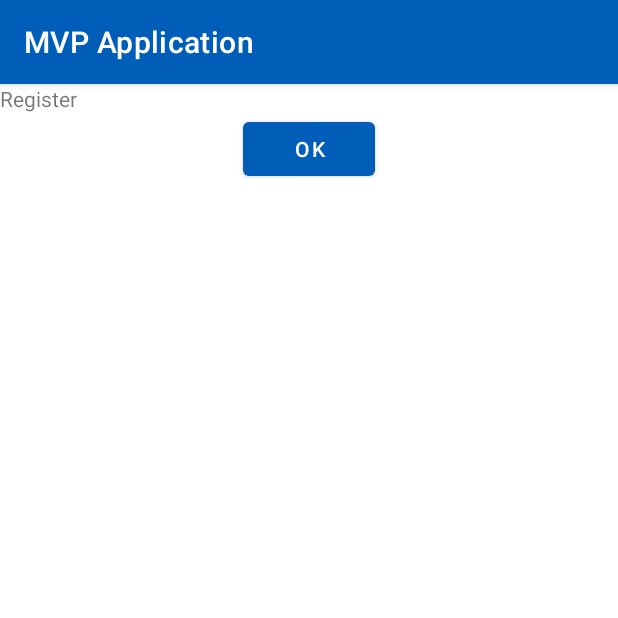
After one commit to Ram-adhan/android-mvp-basic, an Android app: the fragment RegisterFragment placed in its activity, on a phone screen of 412 x 824 dp, the top half of it. The commit adds this screen. Run offline under Robolectric (Android 15) with nearby library versions, the phone set to English and light mode, and no system bars.

Commit message:
add Register Fragment

```diff
--- a/app/src/main/java/com/example/mvpapplication/LoginFragment.kt
+++ b/app/src/main/java/com/example/mvpapplication/LoginFragment.kt
@@ -38,5 +38,9 @@ class LoginFragment: Fragment() {
         binding.btnLogin.setOnClickListener {
             loginInterface?.onClickLogin()
         }
+
+        binding.tvForgotPass.setOnClickListener {
+            loginInterface?.onClickForgot()
+        }
     }
 }
--- a/app/src/main/java/com/example/mvpapplication/MainActivity.kt
+++ b/app/src/main/java/com/example/mvpapplication/MainActivity.kt
@@ -6,11 +6,8 @@ import android.widget.Toast
 import androidx.fragment.app.FragmentTransaction
 import com.example.mvpapplication.databinding.ActivityMainBinding
 
-class MainActivity : AppCompatActivity(), LoginFragmentInterface {
+class MainActivity : AppCompatActivity(), LoginFragmentInterface, RegisterFragment.FragmentListener {
     private lateinit var binding: ActivityMainBinding
-    private val fragmentTransaction: FragmentTransaction by lazy {
-        supportFragmentManager.beginTransaction()
-    }
 
     override fun onCreate(savedInstanceState: Bundle?) {
         super.onCreate(savedInstanceState)
@@ -18,8 +15,8 @@ class MainActivity : AppCompatActivity(), LoginFragmentInterface {
         binding = ActivityMainBinding.inflate(layoutInflater)
         setContentView(binding.root)
 
-        fragmentTransaction
-            .add(binding.fragmentContainer.id, LoginFragment(), LoginFragment.TAG)
+        supportFragmentManager.beginTransaction()
+            .replace(binding.fragmentContainer.id, LoginFragment(), LoginFragment.TAG)
             .commit()
     }
 
@@ -28,6 +25,12 @@ class MainActivity : AppCompatActivity(), LoginFragmentInterface {
     }
 
     override fun onClickForgot() {
+        supportFragmentManager.beginTransaction()
+            .add(binding.fragmentContainer.id, RegisterFragment(), RegisterFragment.TAG)
+            .addToBackStack(null)
+            .commit()
+    }
 
+    override fun onClickConfirm() {
     }
 }
--- /dev/null
+++ b/app/src/main/java/com/example/mvpapplication/RegisterFragment.kt
@@ -0,0 +1,45 @@
+package com.example.mvpapplication
+
+import android.content.Context
+import android.os.Bundle
+import android.view.LayoutInflater
+import android.view.View
+import android.view.ViewGroup
+import androidx.fragment.app.Fragment
+import com.example.mvpapplication.databinding.LayoutRegisterBinding
+
+class RegisterFragment: Fragment() {
+    companion object {
+        const val TAG = "RegisterFragment"
+    }
+    private lateinit var binding: LayoutRegisterBinding
+    private var registerInterface: FragmentListener? = null
+
+    override fun onAttach(context: Context) {
+        super.onAttach(context)
+        if (context is FragmentListener) {
+            registerInterface = context
+        }
+    }
+
+    override fun onCreateView(
+        inflater: LayoutInflater,
+        container: ViewGroup?,
+        savedInstanceState: Bundle?
+    ): View? {
+        binding = LayoutRegisterBinding.inflate(inflater, container, false)
+        return binding.root
+    }
+
+    override fun onViewCreated(view: View, savedInstanceState: Bundle?) {
+        super.onViewCreated(view, savedInstanceState)
+        binding.btnConfirm.setOnClickListener {
+            registerInterface?.onClickConfirm()
+            requireActivity().supportFragmentManager.popBackStack()
+        }
+    }
+
+    interface FragmentListener {
+        fun onClickConfirm()
+    }
+}
--- /dev/null
+++ b/app/src/main/res/layout/layout_register.xml
@@ -0,0 +1,25 @@
+<?xml version="1.0" encoding="utf-8"?>
+<androidx.constraintlayout.widget.ConstraintLayout xmlns:android="http://schemas.android.com/apk/res/android"
+    android:layout_width="match_parent"
+    android:layout_height="match_parent"
+    android:background="@color/white"
+    xmlns:app="http://schemas.android.com/apk/res-auto">
+
+    <TextView
+        android:id="@+id/tvRegister"
+        android:layout_width="match_parent"
+        android:layout_height="wrap_content"
+        android:text="Register"
+        app:layout_constraintTop_toTopOf="parent"
+        app:layout_constraintStart_toStartOf="parent"/>
+
+    <Button
+        android:id="@+id/btnConfirm"
+        android:layout_width="wrap_content"
+        android:layout_height="wrap_content"
+        android:text="Ok"
+        app:layout_constraintTop_toBottomOf="@id/tvRegister"
+        app:layout_constraintStart_toStartOf="parent"
+        app:layout_constraintEnd_toEndOf="parent"/>
+
+</androidx.constraintlayout.widget.ConstraintLayout>
```
